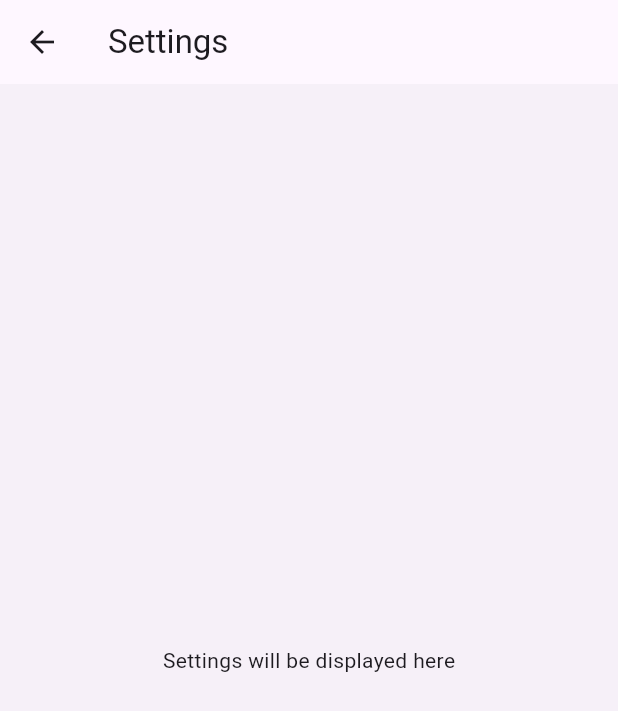
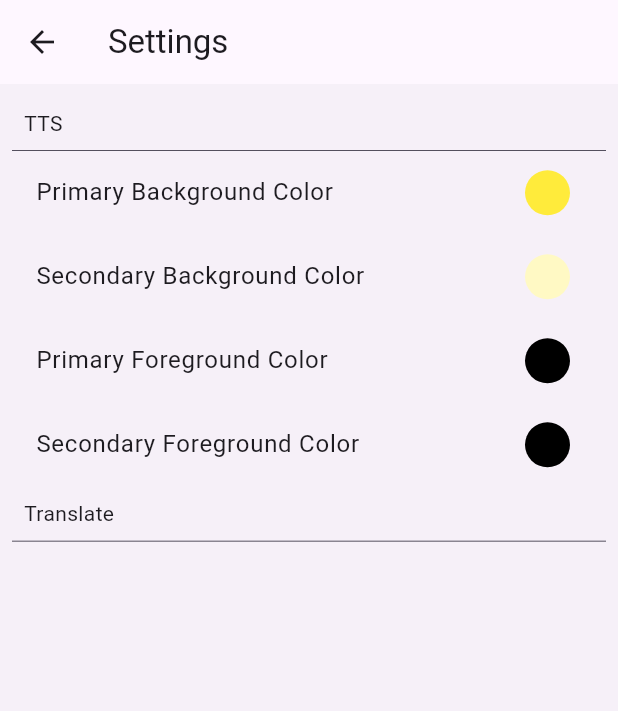
Before and after one commit to bhadri01/voxiloud-flutter, a Flutter app: the SettingsPage screen opened directly, on a phone screen of 412 x 824 dp. Shown: the top 711 px of the screen. Run offline on Flutter 3.47's test engine with Material 3 defaults, Android fonts, the phone set to English and light mode, and no system bars; our stand-ins replace file_picker, flutter_colorpicker, flutter_tts, iconsax, permission_handler, share_plus and 1 more; missing offline and left inert: docx_to_text, language_detector, read_pdf_text, translator; accounts and stored records are empty.

Commit message:
settings page updated

```diff
--- a/lib/pages/dashboard/home/settings_page.dart
+++ b/lib/pages/dashboard/home/settings_page.dart
@@ -1,7 +1,73 @@
 import 'package:flutter/material.dart';
+import 'package:flutter_colorpicker/flutter_colorpicker.dart';
+import 'package:shared_preferences/shared_preferences.dart';
 
-class SettingsPage extends StatelessWidget {
+class SettingsPage extends StatefulWidget {
   const SettingsPage({super.key});
+
+  @override
+  State<SettingsPage> createState() => _SettingsPageState();
+}
+
+class _SettingsPageState extends State<SettingsPage> {
+  Color _primaryBgColor = Colors.yellow;
+  Color _secondaryBgColor = Colors.yellow.shade100;
+  Color _primaryFgColor = Colors.black;
+  Color _secondaryFgColor = Colors.black;
+
+
+  @override
+  void initState() {
+    super.initState();
+    _loadColors();
+  }
+
+  Future<void> _loadColors() async {
+    SharedPreferences prefs = await SharedPreferences.getInstance();
+    setState(() {
+      _primaryBgColor =
+          Color(prefs.getInt('primaryBgColor') ?? Colors.yellow.value);
+      _secondaryBgColor = Color(
+          prefs.getInt('secondaryBgColor') ?? Colors.yellow.shade100.value);
+      _primaryFgColor =
+          Color(prefs.getInt('primaryFgColor') ?? Colors.black.value);
+      _secondaryFgColor =
+          Color(prefs.getInt('secondaryFgColor') ?? Colors.black.value);
+    });
+  }
+
+  Future<void> _saveColor(String key, Color color) async {
+    SharedPreferences prefs = await SharedPreferences.getInstance();
+    await prefs.setInt(key, color.value);
+  }
+
+  void _pickColor(
+      String key, Color currentColor, Function(Color) onColorChanged) {
+    showDialog(
+      context: context,
+      builder: (context) => AlertDialog(
+        title: const Text('Pick a color'),
+        content: SingleChildScrollView(
+          child: ColorPicker(
+            pickerColor: currentColor,
+            onColorChanged: (Color color) {
+              onColorChanged(color);
+              _saveColor(key, color);
+            },
+          ),
+        ),
+        actions: <Widget>[
+          ElevatedButton(
+            child: const Text('Select'),
+            onPressed: () {
+              Navigator.of(context).pop();
+            },
+          ),
+        ],
+      ),
+    );
+  }
+
   @override
   Widget build(BuildContext context) {
     return Scaffold(
@@ -10,8 +76,106 @@ class SettingsPage extends StatelessWidget {
       ),
       body: Container(
         color: Theme.of(context).colorScheme.surfaceContainerHigh,
-        child: const Center(
-          child: Text('Settings will be displayed here'),
+        child: ListView(
+          padding: const EdgeInsets.all(8),
+          children: <Widget>[
+            // it's a tts settings
+            Container(
+                padding: const EdgeInsets.all(8),
+                decoration: BoxDecoration(
+                    border: Border(
+                        bottom: BorderSide(
+                            width: 0.5,
+                            color: Theme.of(context)
+                                .colorScheme
+                                .onSecondaryContainer))),
+                child: const Text(
+                  "TTS",
+                  style: TextStyle(fontSize: 14),
+                )),
+            ListTile(
+              title: const Text('Primary Background Color'),
+              trailing: Container(
+                decoration: BoxDecoration(
+                  borderRadius: BorderRadius.circular(100),
+                  color: _primaryBgColor,
+                ),
+                width: 30,
+                height: 30,
+              ),
+              onTap: () =>
+                  _pickColor('primaryBgColor', _primaryBgColor, (color) {
+                setState(() {
+                  _primaryBgColor = color;
+                });
+              }),
+            ),
+            ListTile(
+              title: const Text('Secondary Background Color'),
+              trailing: Container(
+                decoration: BoxDecoration(
+                  borderRadius: BorderRadius.circular(100),
+                  color: _secondaryBgColor,
+                ),
+                width: 30,
+                height: 30,
+              ),
+              onTap: () =>
+                  _pickColor('secondaryBgColor', _secondaryBgColor, (color) {
+                setState(() {
+                  _secondaryBgColor = color;
+                });
+              }),
+            ),
+            ListTile(
+              title: const Text('Primary Foreground Color'),
+              trailing: Container(
+                decoration: BoxDecoration(
+                  borderRadius: BorderRadius.circular(100),
+                  color: _primaryFgColor,
+                ),
+                width: 30,
+                height: 30,
+              ),
+              onTap: () =>
+                  _pickColor('primaryFgColor', _primaryFgColor, (color) {
+                setState(() {
+                  _primaryFgColor = color;
+                });
+              }),
+            ),
+            ListTile(
+              title: const Text('Secondary Foreground Color'),
+              trailing: Container(
+                decoration: BoxDecoration(
+                  borderRadius: BorderRadius.circular(100),
+                  color: _secondaryFgColor,
+                ),
+                width: 30,
+                height: 30,
+              ),
+              onTap: () =>
+                  _pickColor('secondaryFgColor', _secondaryFgColor, (color) {
+                setState(() {
+                  _secondaryFgColor = color;
+                });
+              }),
+            ),
+            // it's a translate settings
+            Container(
+                padding: const EdgeInsets.all(8),
+                decoration: BoxDecoration(
+                    border: Border(
+                        bottom: BorderSide(
+                            width: 0.5,
+                            color: Theme.of(context)
+                                .colorScheme
+                                .onSecondaryContainer))),
+                child: const Text(
+                  "Translate",
+                  style: TextStyle(fontSize: 14),
+                )),
+          ],
         ),
       ),
     );
--- a/pubspec.yaml
+++ b/pubspec.yaml
@@ -25,6 +25,7 @@ dependencies:
   flutter_tts: ^4.0.2
   path_provider: ^2.1.3
   permission_handler: ^11.3.1
+  flutter_colorpicker: ^1.1.0
 
 dev_dependencies:
   flutter_test:
```
Also changed, not shown: pubspec.lock.
